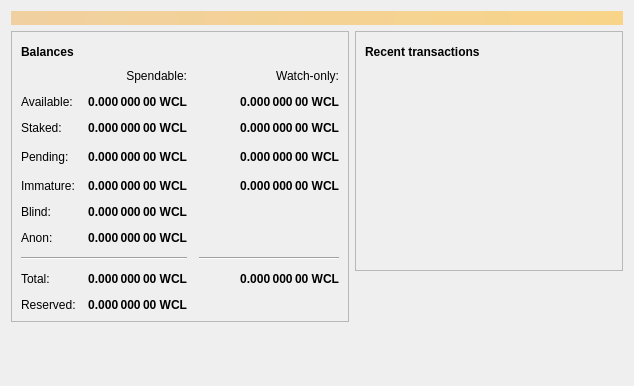
vpubchain/vircle-core, file src/qt/forms/overviewpage.ui: the form before one commit.
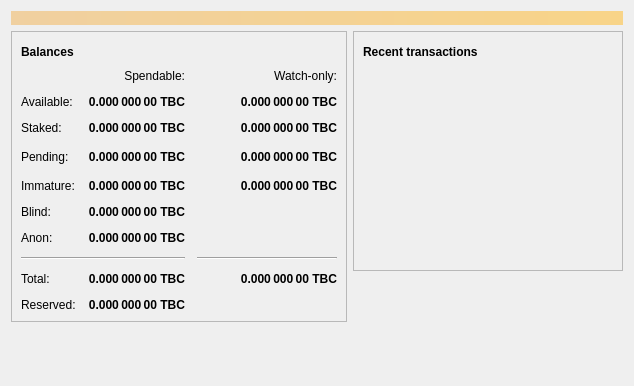
The form after the commit. Icons and pictures are not drawn.

What changed in the file:
```diff
--- a/src/qt/forms/overviewpage.ui
+++ b/src/qt/forms/overviewpage.ui
@@ -129,7 +129,7 @@
                <string>Your current staked balance</string>
               </property>
               <property name="text">
-               <string notr="true">0.000 000 00 WCL</string>
+               <string notr="true">0.000 000 00 TBC</string>
               </property>
               <property name="alignment">
                <set>Qt::AlignRight|Qt::AlignTrailing|Qt::AlignVCenter</set>
@@ -154,7 +154,7 @@
                <string>Your current watch-only staked balance</string>
               </property>
               <property name="text">
-               <string notr="true">0.000 000 00 WCL</string>
+               <string notr="true">0.000 000 00 TBC</string>
               </property>
               <property name="alignment">
                <set>Qt::AlignRight|Qt::AlignTrailing|Qt::AlignVCenter</set>
@@ -179,7 +179,7 @@
                <string>Mined balance in watch-only addresses that has not yet matured</string>
               </property>
               <property name="text">
-               <string notr="true">0.000 000 00 WCL</string>
+               <string notr="true">0.000 000 00 TBC</string>
               </property>
               <property name="alignment">
                <set>Qt::AlignRight|Qt::AlignTrailing|Qt::AlignVCenter</set>
@@ -217,7 +217,7 @@
                <string>Mined balance that has not yet matured</string>
               </property>
               <property name="text">
-               <string notr="true">0.000 000 00 WCL</string>
+               <string notr="true">0.000 000 00 TBC</string>
               </property>
               <property name="alignment">
                <set>Qt::AlignRight|Qt::AlignTrailing|Qt::AlignVCenter</set>
@@ -242,7 +242,7 @@
                <string>Unconfirmed transactions to watch-only addresses</string>
               </property>
               <property name="text">
-               <string notr="true">0.000 000 00 WCL</string>
+               <string notr="true">0.000 000 00 TBC</string>
               </property>
               <property name="alignment">
                <set>Qt::AlignRight|Qt::AlignTrailing|Qt::AlignVCenter</set>
@@ -267,7 +267,7 @@
                <string>Total of transactions that have yet to be confirmed, and do not yet count toward the spendable balance</string>
               </property>
               <property name="text">
-               <string notr="true">0.000 000 00 WCL</string>
+               <string notr="true">0.000 000 00 TBC</string>
               </property>
               <property name="alignment">
                <set>Qt::AlignRight|Qt::AlignTrailing|Qt::AlignVCenter</set>
@@ -318,7 +318,7 @@
                <string>Current total balance in watch-only addresses</string>
               </property>
               <property name="text">
-               <string notr="true">0.000 000 00 WCL</string>
+               <string notr="true">0.000 000 00 TBC</string>
               </property>
               <property name="alignment">
                <set>Qt::AlignRight|Qt::AlignTrailing|Qt::AlignVCenter</set>
@@ -350,7 +350,7 @@
                <string>Your current total balance</string>
               </property>
               <property name="text">
-               <string notr="true">0.000 000 00 WCL</string>
+               <string notr="true">0.000 000 00 TBC</string>
               </property>
               <property name="alignment">
                <set>Qt::AlignRight|Qt::AlignTrailing|Qt::AlignVCenter</set>
@@ -406,7 +406,7 @@
                <string>Your current balance in watch-only addresses</string>
               </property>
               <property name="text">
-               <string notr="true">0.000 000 00 WCL</string>
+               <string notr="true">0.000 000 00 TBC</string>
               </property>
               <property name="alignment">
                <set>Qt::AlignRight|Qt::AlignTrailing|Qt::AlignVCenter</set>
@@ -455,7 +455,7 @@
                <string>Your current spendable blinded balance</string>
               </property>
               <property name="text">
-               <string notr="true">0.000 000 00 WCL</string>
+               <string notr="true">0.000 000 00 TBC</string>
               </property>
               <property name="alignment">
                <set>Qt::AlignRight|Qt::AlignTrailing|Qt::AlignVCenter</set>
@@ -487,7 +487,7 @@
                <string>Your current spendable anon balance</string>
               </property>
               <property name="text">
-               <string notr="true">0.000 000 00 WCL</string>
+               <string notr="true">0.000 000 00 TBC</string>
               </property>
               <property name="alignment">
                <set>Qt::AlignRight|Qt::AlignTrailing|Qt::AlignVCenter</set>
@@ -512,7 +512,7 @@
                <string>Your current spendable balance</string>
               </property>
               <property name="text">
-               <string notr="true">0.000 000 00 WCL</string>
+               <string notr="true">0.000 000 00 TBC</string>
               </property>
               <property name="alignment">
                <set>Qt::AlignRight|Qt::AlignTrailing|Qt::AlignVCenter</set>
@@ -544,7 +544,7 @@
                <string>Your current spendable balance</string>
               </property>
               <property name="text">
-               <string notr="true">0.000 000 00 WCL</string>
+               <string notr="true">0.000 000 00 TBC</string>
               </property>
               <property name="alignment">
                <set>Qt::AlignRight|Qt::AlignTrailing|Qt::AlignVCenter</set>
```
